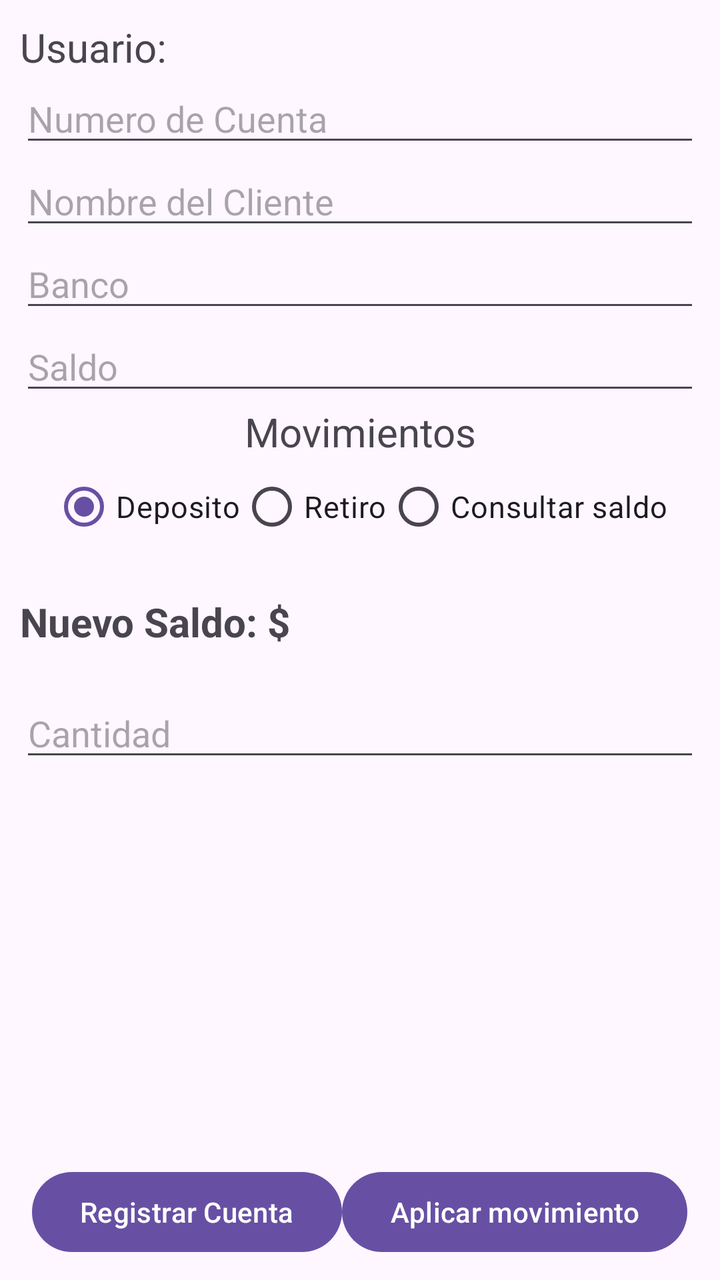
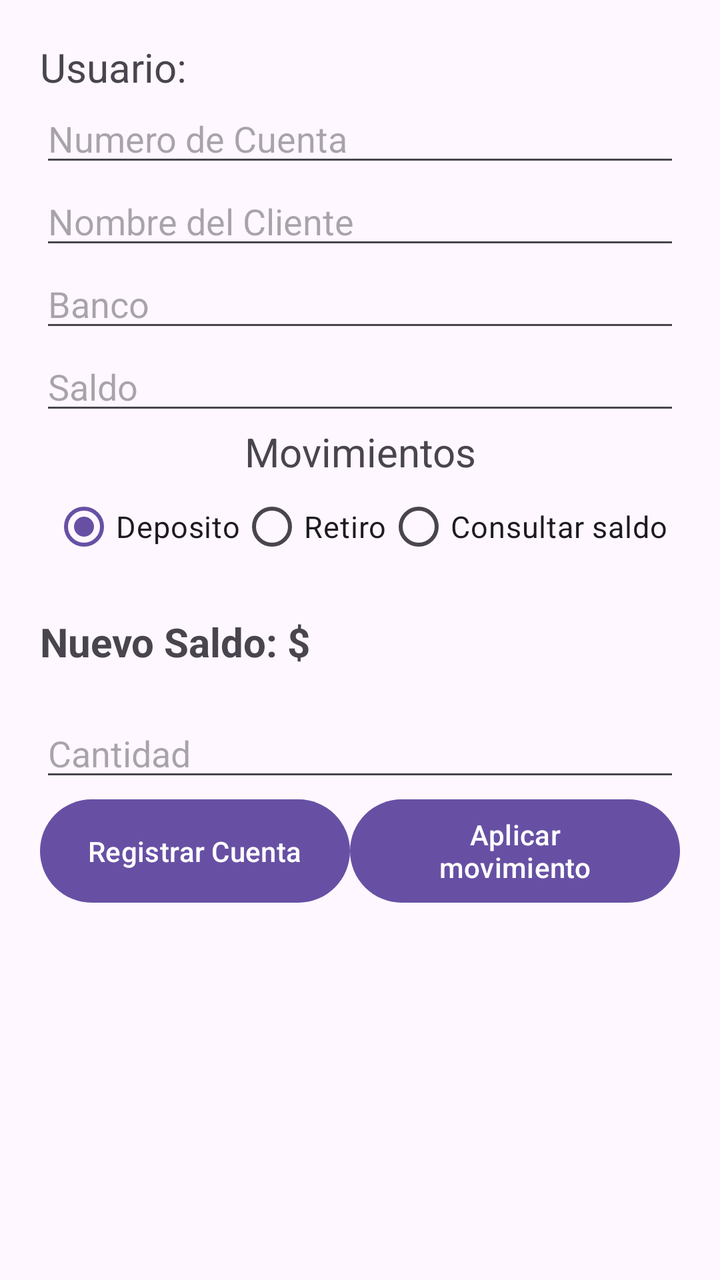

Compare the two renders of this Android layout. The source of the first and the diff that turns it into the second are given below.
<!-- AndroidManifest.xml: application theme Theme.AppHola -->
<!-- res/layout/activity_cuentabanco.xml -->
<?xml version="1.0" encoding="utf-8"?>
<androidx.constraintlayout.widget.ConstraintLayout xmlns:android="http://schemas.android.com/apk/res/android"
    xmlns:app="http://schemas.android.com/apk/res-auto"
    xmlns:tools="http://schemas.android.com/tools"
    android:id="@+id/main"
    android:layout_width="match_parent"
    android:layout_height="match_parent"
    tools:context=".CuentabancoActivity">

    <LinearLayout
        android:layout_width="match_parent"
        android:layout_height="match_parent"
        android:orientation="vertical"
        android:padding="10sp">
        <TextView
            android:layout_width="match_parent"
            android:layout_height="wrap_content"
            android:text="Usuario: "
            android:textSize="20sp">
        </TextView>

        <EditText
            android:layout_width="match_parent"
            android:layout_height="wrap_content"
            android:hint="Numero de Cuenta"
            android:id="@+id/txtNumCuenta">
        </EditText>
        <EditText
            android:layout_width="match_parent"
            android:layout_height="wrap_content"
            android:hint="Nombre del Cliente"
            android:id="@+id/txtNombreCliente">
        </EditText>
        <EditText
            android:layout_width="match_parent"
            android:layout_height="wrap_content"
            android:hint="Banco"
            android:id="@+id/txtBanco">
        </EditText>
        <EditText
            android:layout_width="match_parent"
            android:layout_height="wrap_content"
            android:hint="Saldo"
            android:id="@+id/txtSaldo">
        </EditText>

        <TextView
            android:layout_width="match_parent"
            android:layout_height="wrap_content"
            android:text="Movimientos"
            android:textAlignment="center"
            android:textSize="20sp">
        </TextView>

        <LinearLayout
            android:layout_width="match_parent"
            android:layout_height="wrap_content"
            android:orientation="horizontal"
            android:gravity="center">
            <RadioGroup
                android:layout_width="wrap_content"
                android:layout_height="wrap_content"
                android:orientation="horizontal"
                android:gravity="center">
                <RadioButton
                    android:layout_width="match_parent"
                    android:layout_height="wrap_content"
                    android:text="Deposito"
                    android:id="@+id/rdbDeposito"
                    android:checked="true"
                    android:textSize="15sp">
                </RadioButton>
                <RadioButton
                    android:layout_width="match_parent"
                    android:layout_height="wrap_content"
                    android:text="Retiro"
                    android:id="@+id/rdbRetiro"
                    android:textSize="15sp">
                </RadioButton>
                <RadioButton
                    android:layout_width="match_parent"
                    android:layout_height="wrap_content"
                    android:text="Consultar saldo"
                    android:id="@+id/rdbConsulta"
                    android:textSize="15sp">
                </RadioButton>
            </RadioGroup>
        </LinearLayout>

        <TextView
            android:layout_width="match_parent"
            android:layout_height="wrap_content"
            android:text="Nuevo Saldo: $"
            android:paddingTop="20sp"
            android:paddingBottom="20sp"
            android:textStyle="bold"
            android:textSize="20sp"
            android:id="@+id/txtNSaldo">
        </TextView>

        <EditText
            android:layout_width="match_parent"
            android:layout_height="wrap_content"
            android:hint="Cantidad"
            android:id="@+id/txtCBCantidad">
        </EditText>

        <Space
            android:layout_width="match_parent"
            android:layout_height="wrap_content"
            android:layout_weight="1">
        </Space>

        <LinearLayout
            android:layout_width="match_parent"
            android:layout_height="wrap_content"
            android:orientation="horizontal"
            android:gravity="center">
            <Button
                android:layout_width="wrap_content"
                android:layout_height="match_parent"
                android:text="Registrar Cuenta"
                android:id="@+id/btnRegistrarCuenta">
            </Button>
            <Button
                android:layout_width="wrap_content"
                android:layout_height="match_parent"
                android:text="Aplicar movimiento"
                android:id="@+id/btnMovimiento">
            </Button>
        </LinearLayout>
    </LinearLayout>

</androidx.constraintlayout.widget.ConstraintLayout>
<!-- resources referenced by this layout -->
<resources>
  <style name="Theme.AppHola" parent="Base.Theme.AppHola" />
  <style name="Base.Theme.AppHola" parent="Theme.Material3.DayNight.NoActionBar">
          
          
      </style>
</resources>

<!-- the commit's change to res/layout/activity_cuentabanco.xml (unified diff, before → after) -->
@@ -1,5 +1,5 @@
 <?xml version="1.0" encoding="utf-8"?>
-<androidx.constraintlayout.widget.ConstraintLayout xmlns:android="http://schemas.android.com/apk/res/android"
+<ScrollView xmlns:android="http://schemas.android.com/apk/res/android"
     xmlns:app="http://schemas.android.com/apk/res-auto"
     xmlns:tools="http://schemas.android.com/tools"
     android:id="@+id/main"
@@ -11,18 +11,20 @@
         android:layout_width="match_parent"
         android:layout_height="match_parent"
         android:orientation="vertical"
-        android:padding="10sp">
+        android:padding="20sp">
         <TextView
             android:layout_width="match_parent"
             android:layout_height="wrap_content"
             android:text="Usuario: "
-            android:textSize="20sp">
+            android:textSize="20sp"
+            android:id="@+id/txtUsuario">
         </TextView>
 
         <EditText
             android:layout_width="match_parent"
             android:layout_height="wrap_content"
             android:hint="Numero de Cuenta"
+            android:inputType="number"
             android:id="@+id/txtNumCuenta">
         </EditText>
         <EditText
@@ -41,6 +43,7 @@
             android:layout_width="match_parent"
             android:layout_height="wrap_content"
             android:hint="Saldo"
+            android:inputType="numberDecimal"
             android:id="@+id/txtSaldo">
         </EditText>
 
@@ -131,4 +134,4 @@
         </LinearLayout>
     </LinearLayout>
 
-</androidx.constraintlayout.widget.ConstraintLayout>
+</ScrollView>
